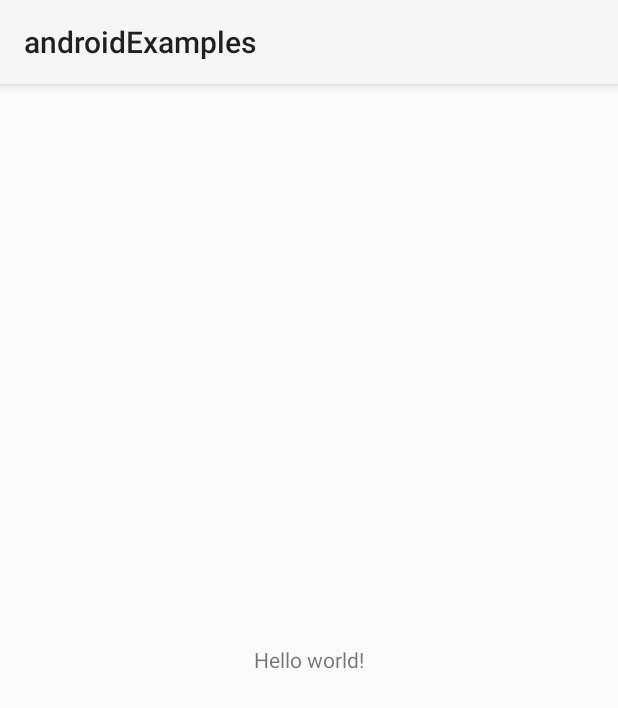
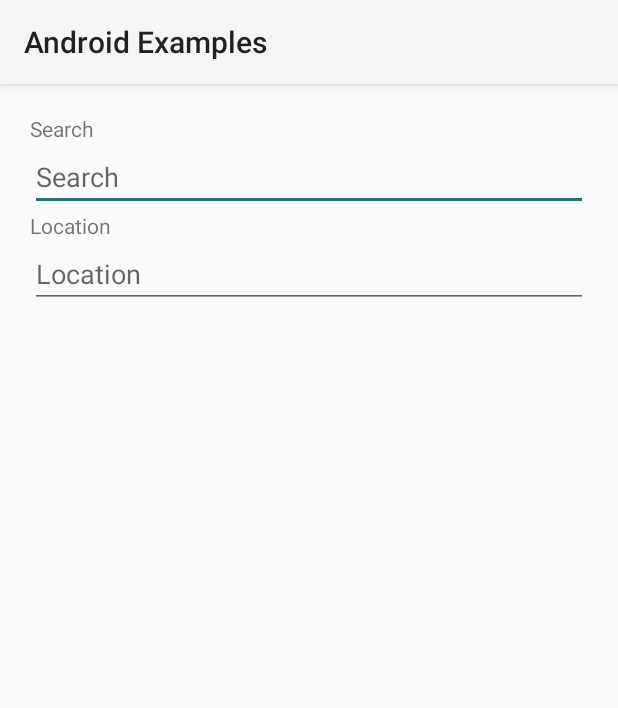
Before and after one commit to billy124/android-examples, an Android app: the screen it shows after launch (MainActivity), on a phone screen of 412 x 824 dp. Shown: the top 708 px of the screen. Run offline under Robolectric (Android 15) with nearby library versions, the phone set to English and light mode, and no system bars.

Commit message:
started  the main activity layout, also added the new icon

```diff
--- a/androidExamples/app/src/main/AndroidManifest.xml
+++ b/androidExamples/app/src/main/AndroidManifest.xml
@@ -4,7 +4,7 @@
 
     <application
         android:allowBackup="true"
-        android:icon="@drawable/ic_launcher"
+        android:icon="@drawable/icon"
         android:label="@string/app_name"
         android:theme="@style/AppTheme" >
         <activity
--- a/androidExamples/app/src/main/res/layout/main.xml
+++ b/androidExamples/app/src/main/res/layout/main.xml
@@ -1,11 +1,33 @@
 <LinearLayout xmlns:android="http://schemas.android.com/apk/res/android"
-    android:layout_width="match_parent"
-    android:layout_height="match_parent"
-    android:gravity="center">
+    android:layout_width="fill_parent"
+    android:layout_height="fill_parent"
+	android:gravity="left"
+	android:padding="20dp"
+	android:orientation="vertical"
+    >
 
     <TextView
-        android:text="@string/hello_world"
+        android:text="@string/search"
         android:layout_width="wrap_content"
         android:layout_height="wrap_content" />
 
+	<EditText
+		android:id="@+id/search"
+		android:hint="@string/search"
+		android:layout_width="match_parent"
+		android:layout_height="wrap_content"
+		/>
+
+	<TextView
+        android:text="@string/location"
+        android:layout_width="wrap_content"
+        android:layout_height="wrap_content" />
+
+	<EditText
+		android:id="@+id/location"
+		android:hint="@string/location"
+		android:layout_width="match_parent"
+		android:layout_height="wrap_content"
+	/>
+
 </LinearLayout>
--- a/androidExamples/app/src/main/res/values/strings.xml
+++ b/androidExamples/app/src/main/res/values/strings.xml
@@ -1,7 +1,8 @@
 <?xml version="1.0" encoding="utf-8"?>
 <resources>
 
-    <string name="app_name">androidExamples</string>
-    <string name="hello_world">Hello world!</string>
+    <string name="app_name">Android Examples</string>
+    <string name="search">Search</string>
+	<string name="location">Location</string>
 
 </resources>
```
Also changed, not shown: androidExamples/app/src/main/res/drawable-hdpi/icon.png (added), 30 other files.
